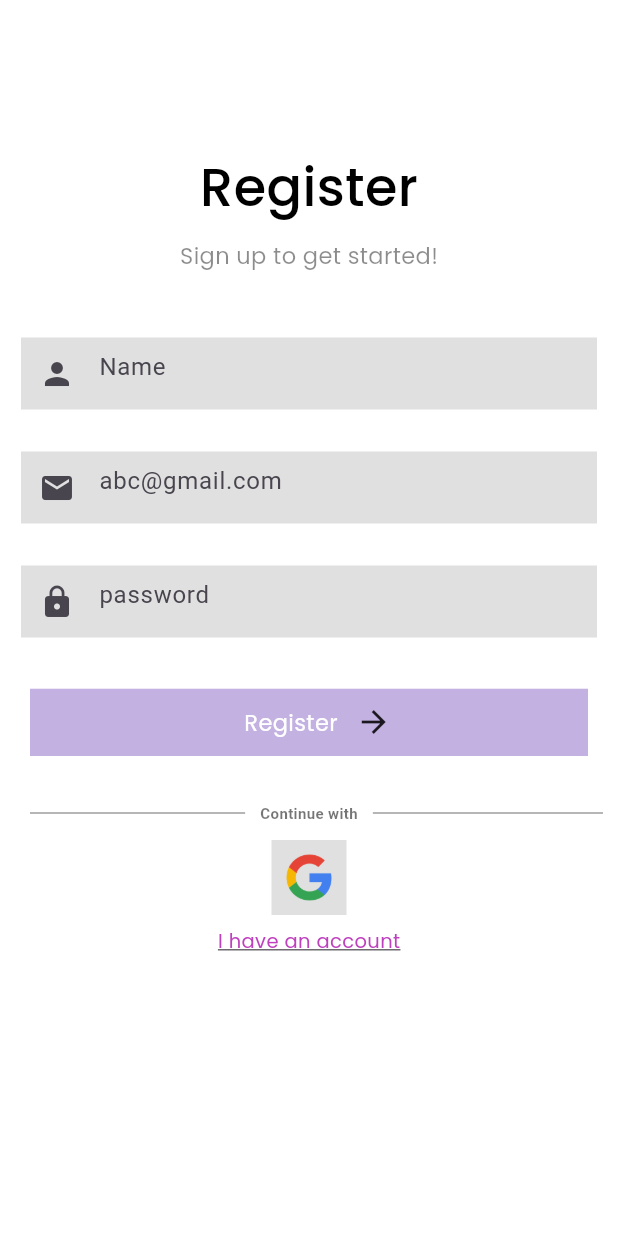
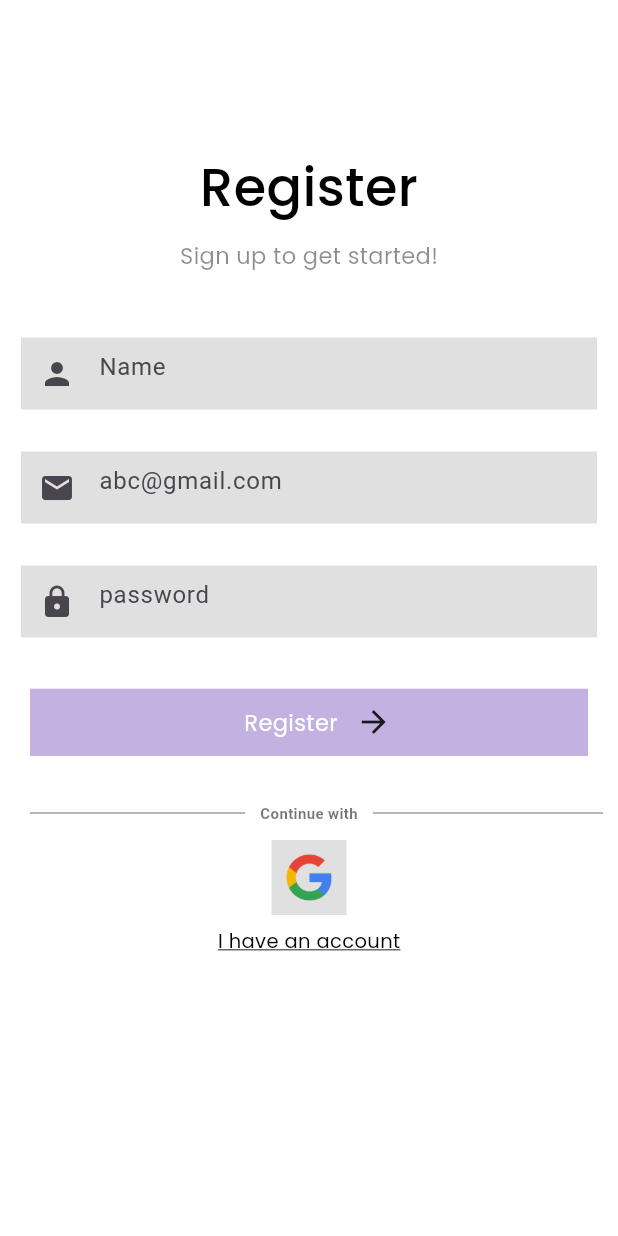
Before and after one commit to himanshiiiiii/mockmaster, a Flutter app: the screen it shows after launch, on a phone screen of 412 x 824 dp. Run offline on Flutter 3.47's test engine with Material 3 defaults, Android fonts, the phone set to English and light mode, and no system bars; our stand-ins replace google_fonts, lottie.

Commit message:
change color

```diff
--- a/lib/utils/colors.dart
+++ b/lib/utils/colors.dart
@@ -1,4 +1,4 @@
 import 'package:flutter/material.dart';
 
 const buttonColor = Color(0xffC3B1E1);
-const textColor=Color(0xffBF40BF);
+const textColor=Color(0xff000000);
```
